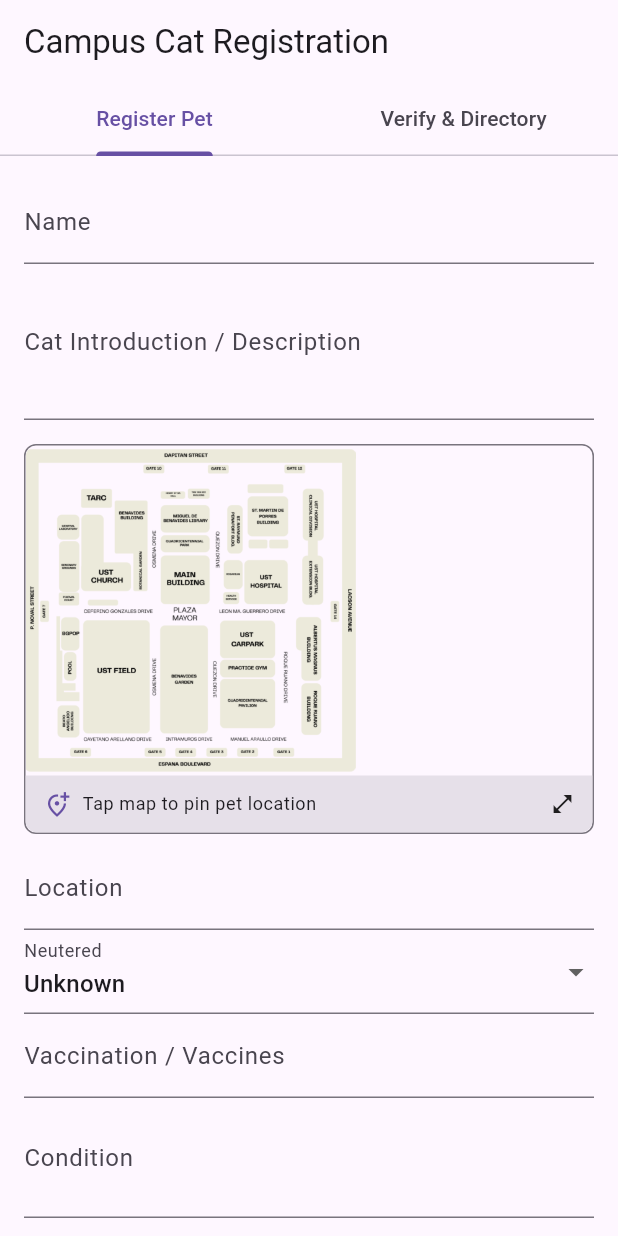
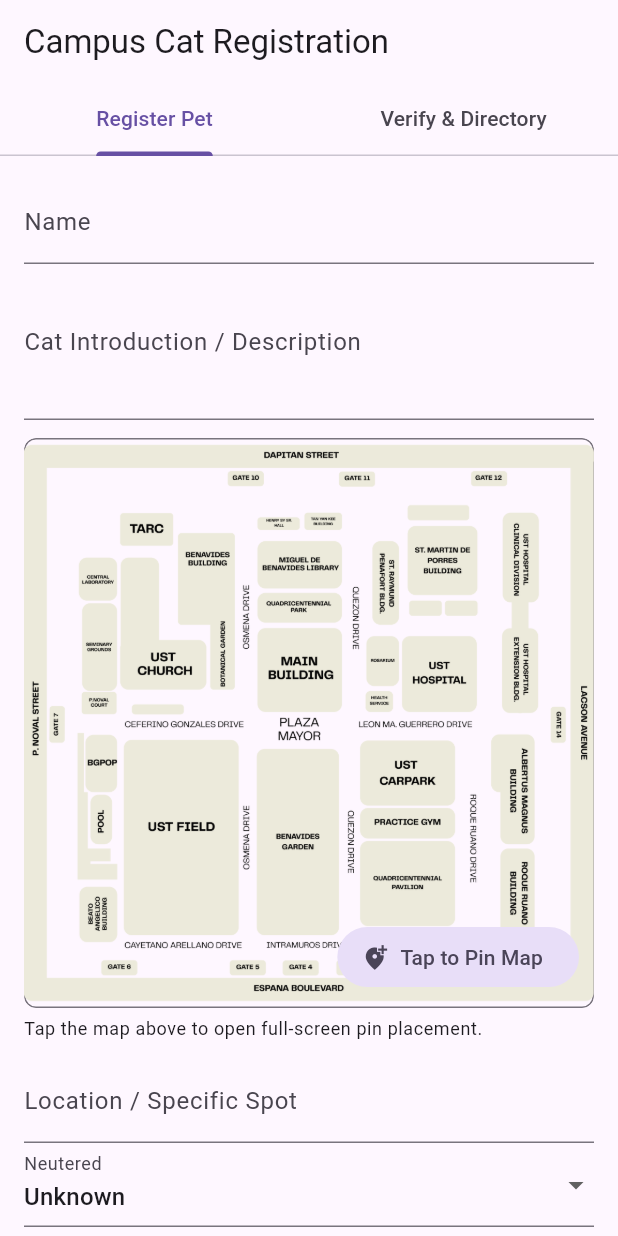
Before and after one commit to Koronnen/TomAlaga, a Flutter app: the screen it shows once a user with an empty profile is signed in, on a phone screen of 412 x 824 dp. Run offline on Flutter 3.47's test engine with Material 3 defaults, Android fonts, the phone set to English and light mode, and no system bars; our stand-ins replace cloud_firestore, firebase_auth, firebase_core, google_fonts, image_picker, supabase_flutter; accounts and stored records are empty.

Commit message:
Added campus_map_picker to be reused and easily integrated with other pages, updated pages that use it as well. will add bugs later if I get bored

```diff
--- /dev/null
+++ b/lib/views/map/campus_map_picker.dart
@@ -0,0 +1,291 @@
+import 'package:flutter/material.dart';
+import '../../models/map_pin_model.dart';
+import 'campus_map_canvas.dart';
+
+/// Returned when the user confirms a pin inside the full-screen map overlay.
+class PickedMapLocation {
+  final double mapX;
+  final double mapY;
+  final String zoneId;
+  final String zoneName;
+  final CampusLandmark? nearestLandmark;
+
+  const PickedMapLocation({
+    required this.mapX,
+    required this.mapY,
+    required this.zoneId,
+    required this.zoneName,
+    this.nearestLandmark,
+  });
+}
+
+/// Opens the full-screen map picker overlay from any button or preview card.
+Future<PickedMapLocation?> showCampusMapPickerOverlay(
+  BuildContext context, {
+  String title = 'Pin Campus Location',
+  PinType pinType = PinType.cat,
+  String pinTitle = 'Selected Location',
+  PickedMapLocation? initialLocation,
+  List<MapPinModel> existingPins = const [],
+  List<CampusLandmark> landmarks = const [],
+  String confirmButtonLabel = 'Confirm Pin Location',
+}) {
+  return Navigator.of(context).push<PickedMapLocation>(
+    MaterialPageRoute(
+      fullscreenDialog: true, // Uses close (X) button & avoids iOS swipe-back vs pan conflict
+      builder: (_) => _FullScreenMapPickerPage(
+        title: title,
+        pinType: pinType,
+        pinTitle: pinTitle,
+        initialLocation: initialLocation,
+        existingPins: existingPins,
+        landmarks: landmarks,
+        confirmButtonLabel: confirmButtonLabel,
+      ),
+    ),
+  );
+}
+
+/// Tappable read-only map preview card for forms (Pet Registration, Incident Report, etc.).
+class CampusMapPickerField extends StatelessWidget {
+  final PickedMapLocation? value;
+  final ValueChanged<PickedMapLocation> onChanged;
+  final List<CampusLandmark> landmarks;
+  final List<MapPinModel> existingPins;
+  final PinType pinType;
+  final String pinTitle;
+  final String overlayTitle;
+  final String? errorText;
+
+  const CampusMapPickerField({
+    super.key,
+    required this.value,
+    required this.onChanged,
+    this.landmarks = const [],
+    this.existingPins = const [],
+    this.pinType = PinType.cat,
+    this.pinTitle = 'Pinned Spot',
+    this.overlayTitle = 'Pin Campus Location',
+    this.errorText,
+  });
+
+  List<MapPinModel> get _previewPins {
+    if (value == null) return existingPins;
+    return [
+      ...existingPins,
+      MapPinModel(
+        id: 'preview_confirmed_pin',
+        type: pinType,
+        title: pinTitle,
+        zoneId: value!.zoneId,
+        zoneName: value!.zoneName,
+        nearestLandmark: value!.nearestLandmark?.name,
+        mapX: value!.mapX,
+        mapY: value!.mapY,
+        subtitle: '',
+        updatedAt: DateTime.now(),
+      ),
+    ];
+  }
+
+  Future<void> _openOverlay(BuildContext context) async {
+    final picked = await showCampusMapPickerOverlay(
+      context,
+      title: overlayTitle,
+      pinType: pinType,
+      pinTitle: pinTitle,
+      initialLocation: value,
+      existingPins: existingPins,
+      landmarks: landmarks,
+    );
+    if (picked != null) {
+      onChanged(picked);
+    }
+  }
+
+  @override
+  Widget build(BuildContext context) {
+    final borderColor = errorText != null
+        ? Theme.of(context).colorScheme.error
+        : Theme.of(context).dividerColor;
+
+    return Column(
+      crossAxisAlignment: CrossAxisAlignment.stretch,
+      children: [
+        InkWell(
+          borderRadius: BorderRadius.circular(8),
+          onTap: () => _openOverlay(context),
+          child: ClipRRect(
+            borderRadius: BorderRadius.circular(8),
+            child: AspectRatio(
+              aspectRatio: 1,
+              child: DecoratedBox(
+                decoration: BoxDecoration(
+                  border: Border.all(color: borderColor),
+                  borderRadius: BorderRadius.circular(8),
+                ),
+                child: Stack(
+                  fit: StackFit.expand,
+                  children: [
+                    // Read-only preview so form scrolling never fights map panning
+                    IgnorePointer(
+                      child: CampusMapCanvas(
+                        pins: _previewPins,
+                        placementMode: PinPlacementMode.none,
+                        showPlacementOverlay: false,
+                        landmarks: landmarks,
+                      ),
+                    ),
+                    Positioned(
+                      bottom: 10,
+                      right: 10,
+                      child: FilledButton.tonalIcon(
+                        onPressed: () => _openOverlay(context),
+                        icon: Icon(
+                          value == null ? Icons.add_location_alt : Icons.edit_location_alt,
+                          size: 18,
+                        ),
+                        label: Text(value == null ? 'Tap to Pin Map' : 'Adjust Pin'),
+                      ),
+                    ),
+                  ],
+                ),
+              ),
+            ),
+          ),
+        ),
+        const SizedBox(height: 6),
+        if (value != null)
+          Text(
+            'Pinned: ${value!.nearestLandmark?.name ?? value!.zoneName} '
+            '(${value!.mapX.toStringAsFixed(2)}, ${value!.mapY.toStringAsFixed(2)})',
+            style: Theme.of(context).textTheme.bodySmall,
+          )
+        else
+          Text(
+            errorText ?? 'Tap the map above to open full-screen pin placement.',
+            style: Theme.of(context).textTheme.bodySmall?.copyWith(
+                  color: errorText != null ? Theme.of(context).colorScheme.error : null,
+                ),
+          ),
+      ],
+    );
+  }
+}
+
+class _FullScreenMapPickerPage extends StatefulWidget {
+  final String title;
+  final PinType pinType;
+  final String pinTitle;
+  final PickedMapLocation? initialLocation;
+  final List<MapPinModel> existingPins;
+  final List<CampusLandmark> landmarks;
+  final String confirmButtonLabel;
+
+  const _FullScreenMapPickerPage({
+    required this.title,
+    required this.pinType,
+    required this.pinTitle,
+    this.initialLocation,
+    this.existingPins = const [],
+    this.landmarks = const [],
+    required this.confirmButtonLabel,
+  });
+
+  @override
+  State<_FullScreenMapPickerPage> createState() =>
+      _FullScreenMapPickerPageState();
+}
+
+class _FullScreenMapPickerPageState extends State<_FullScreenMapPickerPage> {
+  late PinPlacementMode _mode;
+  MapPinModel? _draftPin;
+
+  @override
+  void initState() {
+    super.initState();
+    // If re-editing an existing pin, open in tapToPin with that pin visible;
+    // otherwise open in centerPin for easy mobile panning.
+    if (widget.initialLocation != null) {
+      _mode = PinPlacementMode.tapToPin;
+      _draftPin = _buildDraft(
+        widget.initialLocation!.mapX,
+        widget.initialLocation!.mapY,
+      );
+    } else {
+      _mode = PinPlacementMode.centerPin;
+    }
+  }
+
+  CampusLandmark? _findLandmarkByName(String? name) {
+    if (name == null) return null;
+    for (final lm in widget.landmarks) {
+      if (lm.name == name) return lm;
+    }
+    return null;
+  }
+
+  MapPinModel _buildDraft(double normX, double normY) {
+    final (zoneId, zoneName) = MapPinModel.detectZone(normX, normY);
+    final nearestName =
+        MapPinModel.findNearestLandmark(normX, normY, widget.landmarks);
+    return MapPinModel(
+      id: 'picker_draft_pin',
+      type: widget.pinType,
+      title: widget.pinTitle,
+      zoneId: zoneId,
+      zoneName: zoneName,
+      nearestLandmark: nearestName,
+      mapX: normX,
+      mapY: normY,
+      subtitle: '',
+      updatedAt: DateTime.now(),
+    );
+  }
+
+  void _handleDraftChanged(double normX, double normY) {
+    setState(() {
+      _draftPin = _buildDraft(normX, normY);
+    });
+  }
+
+  void _handleConfirmed(double normX, double normY) {
+    final (zoneId, zoneName) = MapPinModel.detectZone(normX, normY);
+    final nearestName =
+        MapPinModel.findNearestLandmark(normX, normY, widget.landmarks);
+    Navigator.of(context).pop(
+      PickedMapLocation(
+        mapX: normX,
+        mapY: normY,
+        zoneId: zoneId,
+        zoneName: zoneName,
+        nearestLandmark: _findLandmarkByName(nearestName),
+      ),
+    );
+  }
+
+  @override
+  Widget build(BuildContext context) {
+    return Scaffold(
+      appBar: AppBar(title: Text(widget.title)),
+      body: SafeArea(
+        child: CampusMapCanvas(
+          pins: widget.existingPins,
+          draftPin: _draftPin,
+          placementMode: _mode,
+          showModeToggle: true,
+          showPlacementOverlay: true,
+          landmarks: widget.landmarks,
+          confirmButtonLabel: widget.confirmButtonLabel,
+          onPlacementModeChanged: (nextMode) {
+            setState(() {
+              _mode = nextMode;
+            });
+          },
+          onDraftChanged: _handleDraftChanged,
+          onConfirmedLocation: _handleConfirmed,
+        ),
+      ),
+    );
+  }
+}
--- a/lib/views/pet_registration_view.dart
+++ b/lib/views/pet_registration_view.dart
@@ -4,7 +4,7 @@ import '../controllers/pet_registration_controller.dart';
 import '../models/map_pin_model.dart';
 import '../models/pet_model.dart';
 import '../utils/campus_map_landmark_constants.dart';
-import 'map/campus_map_canvas.dart';
+import 'map/campus_map_picker.dart';
 
 class PetRegistrationView extends StatefulWidget {
   const PetRegistrationView({super.key});
@@ -31,9 +31,7 @@ class _PetRegistrationViewState extends State<PetRegistrationView> {
   String _neutered = 'Unknown';
   bool _locationWasAutoFilled = true;
 
-  // Single pin state for the pet being registered
-  MapPinModel? _petPin;
-  String? _selectedLandmarkId;
+  PickedMapLocation? _pickedLocation;
   String? _pinError;
 
   @override
@@ -52,51 +50,14 @@ class _PetRegistrationViewState extends State<PetRegistrationView> {
     ScaffoldMessenger.of(context).showSnackBar(SnackBar(content: Text(message)));
   }
 
-  CampusLandmark? _findLandmarkByName(String? name) {
-    if (name == null) return null;
-    for (final landmark in _landmarks) {
-      if (landmark.name == name) return landmark;
-    }
-    return null;
-  }
-
-  Future<void> _openMapPickerOverlay() async {
-    final result = await Navigator.of(context).push<(double, double)>(
-      MaterialPageRoute(
-        fullscreenDialog: true,
-        builder: (_) => _PetPinPickerOverlay(
-          initialPin: _petPin,
-          landmarks: _landmarks,
-        ),
-      ),
-    );
-
-    if (result == null || !mounted) return;
-
-    final (normX, normY) = result;
-    final (zoneId, zoneName) = MapPinModel.detectZone(normX, normY);
-    final nearestName =
-        MapPinModel.findNearestLandmark(normX, normY, _landmarks);
-    final matchedLandmark = _findLandmarkByName(nearestName);
-
+  void _handleLocationPicked(PickedMapLocation picked) {
     setState(() {
-      _selectedLandmarkId = matchedLandmark?.id;
+      _pickedLocation = picked;
       _pinError = null;
-      _petPin = MapPinModel(
-        id: 'registering_pet_pin',
-        type: PinType.cat,
-        title: _nameController.text.trim(),
-        zoneId: zoneId,
-        zoneName: zoneName,
-        nearestLandmark: nearestName,
-        mapX: normX,
-        mapY: normY,
-        subtitle: '',
-        updatedAt: DateTime.now(),
-      );
 
       if (_locationController.text.trim().isEmpty || _locationWasAutoFilled) {
-        _locationController.text = matchedLandmark?.name ?? zoneName;
+        _locationController.text =
+            picked.nearestLandmark?.name ?? picked.zoneName;
         _locationWasAutoFilled = true;
       }
     });
@@ -153,8 +114,7 @@ class _PetRegistrationViewState extends State<PetRegistrationView> {
     setState(() {
       _neutered = 'Unknown';
       _locationWasAutoFilled = true;
-      _petPin = null;
-      _selectedLandmarkId = null;
+      _pickedLocation = null;
       _pinError = null;
     });
     _controller.clearSelectedImage();
@@ -162,12 +122,12 @@ class _PetRegistrationViewState extends State<PetRegistrationView> {
 
   Future<void> _submit() async {
     final formValid = _formKey.currentState?.validate() ?? false;
-    if (_petPin == null) {
+    if (_pickedLocation == null) {
       setState(() {
-        _pinError = 'Tap the campus map to pin where the cat was spotted.';
+        _pinError = 'Please tap the map to pin where the cat was spotted.';
       });
     }
-    if (!formValid || _petPin == null) return;
+    if (!formValid || _pickedLocation == null) return;
 
     final matches = await _controller.checkDuplicates(
       name: _nameController.text,
@@ -193,10 +153,10 @@ class _PetRegistrationViewState extends State<PetRegistrationView> {
       neutered: _neutered,
       vaccination: _vaccinationController.text,
       condition: _conditionController.text,
-      mapX: _petPin!.mapX,
-      mapY: _petPin!.mapY,
-      zoneId: _petPin!.zoneId,
-      landmarkId: _selectedLandmarkId,
+      mapX: _pickedLocation!.mapX,
+      mapY: _pickedLocation!.mapY,
+      zoneId: _pickedLocation!.zoneId,
+      landmarkId: _pickedLocation!.nearestLandmark?.id,
     );
     if (!mounted) return;
 
@@ -206,93 +166,6 @@ class _PetRegistrationViewState extends State<PetRegistrationView> {
     } else {
       _showMessage(_controller.errorMessage ?? 'Registration failed.');
     }
-  }
-
-  Widget _buildMapPreviewCard() {
-    final pin = _petPin;
-    final caption = pin == null
-        ? 'Tap map to pin pet location'
-        : 'Pinned${pin.nearestLandmark != null ? ' near ${pin.nearestLandmark}' : ''} '
-            '(${pin.mapX.toStringAsFixed(2)}, ${pin.mapY.toStringAsFixed(2)}) • Tap to adjust';
-
-    return Padding(
-      padding: const EdgeInsets.only(top: 16, bottom: 8),
-      child: Column(
-        crossAxisAlignment: CrossAxisAlignment.stretch,
-        children: [
-          InkWell(
-            onTap: _controller.isLoading ? null : _openMapPickerOverlay,
-            borderRadius: BorderRadius.circular(8),
-            child: Ink(
-              decoration: BoxDecoration(
-                border: Border.all(
-                  color: _pinError != null
-                      ? Theme.of(context).colorScheme.error
-                      : Theme.of(context).dividerColor,
-                ),
-                borderRadius: BorderRadius.circular(8),
-              ),
-              child: ClipRRect(
-                borderRadius: BorderRadius.circular(8),
-                child: Column(
-                  crossAxisAlignment: CrossAxisAlignment.stretch,
-                  children: [
-                    SizedBox(
-                      height: 220,
-                      child: IgnorePointer(
-                        child: CampusMapCanvas(
-                          pins: pin != null ? [pin] : const [],
-                          placementMode: PinPlacementMode.none,
-                          showModeToggle: false,
-                          landmarks: _landmarks,
-                        ),
-                      ),
-                    ),
-                    Container(
-                      color: Theme.of(context)
-                          .colorScheme
-                          .surfaceContainerHighest,
-                      padding: const EdgeInsets.symmetric(
-                        horizontal: 12,
-                        vertical: 10,
-                      ),
-                      child: Row(
-                        children: [
-                          Icon(
-                            pin == null
-                                ? Icons.add_location_alt_outlined
-                                : Icons.location_on,
-                            size: 18,
-                            color: Theme.of(context).colorScheme.primary,
-                          ),
-                          const SizedBox(width: 8),
-                          Expanded(
-                            child: Text(
-                              caption,
-                              style: Theme.of(context).textTheme.bodySmall,
-                            ),
-                          ),
-                          const Icon(Icons.open_in_full, size: 16),
-                        ],
-                      ),
-                    ),
-                  ],
-                ),
-              ),
-            ),
-          ),
-          if (_pinError != null) ...[
-            const SizedBox(height: 6),
-            Text(
-              _pinError!,
-              style: Theme.of(context).textTheme.bodySmall?.copyWith(
-                    color: Theme.of(context).colorScheme.error,
-                  ),
-            ),
-          ],
-        ],
-      ),
-    );
   }
 
   Widget _buildRegisterTab() {
@@ -319,12 +192,26 @@ class _PetRegistrationViewState extends State<PetRegistrationView> {
               maxLines: 6,
               keyboardType: TextInputType.multiline,
             ),
-            _buildMapPreviewCard(),
+            Padding(
+              padding: const EdgeInsets.symmetric(vertical: 12),
+              child: CampusMapPickerField(
+                value: _pickedLocation,
+                onChanged: _handleLocationPicked,
+                landmarks: _landmarks,
+                existingPins: const [],
+                pinType: PinType.cat,
+                pinTitle: _nameController.text.trim().isEmpty
+                    ? 'New Cat'
+                    : _nameController.text.trim(),
+                overlayTitle: 'Pin Cat Location',
+                errorText: _pinError,
+              ),
+            ),
             TextFormField(
               controller: _locationController,
               decoration: const InputDecoration(
-                labelText: 'Location',
-                hintText: 'Tap the map above to pin location',
+                labelText: 'Location / Specific Spot',
+                hintText: 'Auto-filled from map pin; add spot details if needed',
               ),
               onChanged: (_) => _locationWasAutoFilled = false,
               validator: (v) => (v == null || v.trim().isEmpty)
@@ -393,6 +280,10 @@ class _PetRegistrationViewState extends State<PetRegistrationView> {
   }
 
   Widget _buildPetCard(PetModel pet) {
+    final zoneLabel = pet.zoneId != null
+        ? (MapPinModel.zones[pet.zoneId] ?? pet.zoneId!)
+        : null;
+
     return Card(
       child: Padding(
         padding: const EdgeInsets.all(12),
@@ -412,6 +303,13 @@ class _PetRegistrationViewState extends State<PetRegistrationView> {
             Text('Name: ${pet.name}'),
             Text('Description: ${pet.description}'),
             Text('Location: ${pet.location}'),
+            if (pet.hasPin)
+              Text(
+                'Map Pin: ${zoneLabel ?? 'Pinned'} '
+                '(${pet.mapX!.toStringAsFixed(2)}, ${pet.mapY!.toStringAsFixed(2)})',
+              )
+            else
+              const Text('Map Pin: Not pinned yet'),
             Text('Neutered: ${pet.neutered}'),
             Text('Vaccination: ${pet.vaccination}'),
             Text('Condition: ${pet.condition}'),
@@ -499,84 +397,3 @@ class _PetRegistrationViewState extends State<PetRegistrationView> {
     );
   }
 }
-
-class _PetPinPickerOverlay extends StatefulWidget {
-  final MapPinModel? initialPin;
-  final List<CampusLandmark> landmarks;
-
-  const _PetPinPickerOverlay({
-    this.initialPin,
-    required this.landmarks,
-  });
-
-  @override
-  State<_PetPinPickerOverlay> createState() => _PetPinPickerOverlayState();
-}
-
-class _PetPinPickerOverlayState extends State<_PetPinPickerOverlay> {
-  late PinPlacementMode _placementMode;
-  MapPinModel? _draftPin;
-
-  @override
-  void initState() {
-    super.initState();
-    // If editing an existing pin, show it immediately in tapToPin; otherwise start in centerPin
-    if (widget.initialPin != null) {
-      _placementMode = PinPlacementMode.tapToPin;
-      _draftPin = widget.initialPin;
-    } else {
-      _placementMode = PinPlacementMode.centerPin;
-    }
-  }
-
-  void _handlePlacementModeChanged(PinPlacementMode mode) {
-    setState(() {
-      _placementMode = mode;
-      if (mode != PinPlacementMode.tapToPin) {
-        _draftPin = null;
-      }
-    });
-  }
-
-  void _handleDraftChanged(double normX, double normY) {
-    final (zoneId, zoneName) = MapPinModel.detectZone(normX, normY);
-    final nearestName =
-        MapPinModel.findNearestLandmark(normX, normY, widget.landmarks);
-    setState(() {
-      _draftPin = MapPinModel(
-        id: 'draft_pet_pin',
-        type: PinType.cat,
-        title: '',
-        zoneId: zoneId,
-        zoneName: zoneName,
-        nearestLandmark: nearestName,
-        mapX: normX,
-        mapY: normY,
-        subtitle: '',
-        updatedAt: DateTime.now(),
-      );
-    });
-  }
-
-  @override
-  Widget build(BuildContext context) {
-    return Scaffold(
-      appBar: AppBar(
-        title: const Text('Pin Cat Location'),
-      ),
-      body: CampusMapCanvas(
-        pins: const [],
-        draftPin: _draftPin,
-        placementMode: _placementMode,
-        landmarks: widget.landmarks,
-        showModeToggle: true,
-        confirmButtonLabel: 'Confirm Pin Location',
-        onPlacementModeChanged: _handlePlacementModeChanged,
-        onDraftChanged: _handleDraftChanged,
-        onConfirmedLocation: (normX, normY) {
-          Navigator.of(context).pop((normX, normY));
-        },
-      ),
-    );
-  }
-}
```
